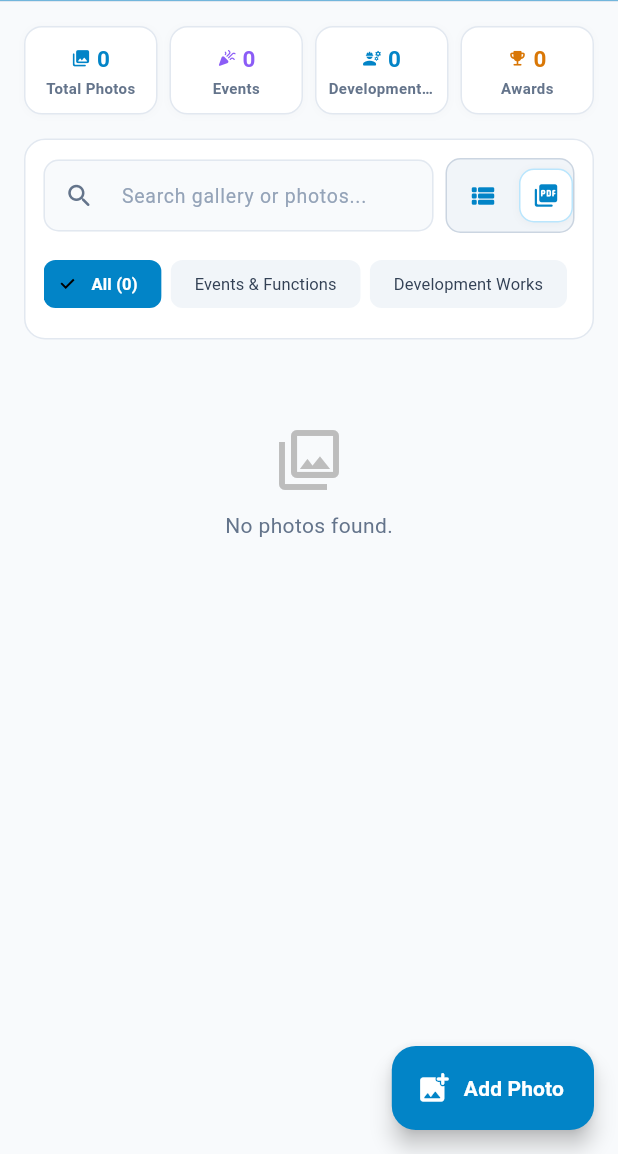
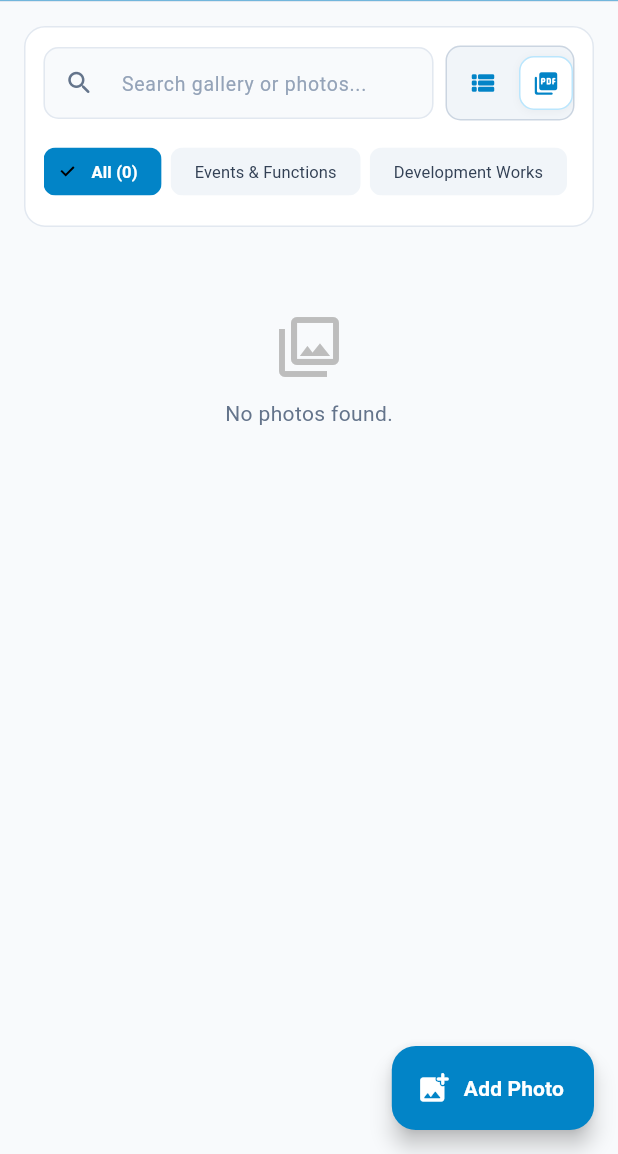
Before and after one commit to SahilParbale/Krishnaniti-App, a Flutter app: the GalleryScreen screen opened directly, on a phone screen of 412 x 824 dp, the part 82-1236 px from its top. Run offline on Flutter 3.47's test engine with Material 3 defaults, Android fonts, the phone set to English and light mode, and no system bars; our stand-ins replace flutter_animate, flutter_riverpod, image_picker, pdf, printing, shared_preferences and 2 more; missing offline and left inert: dart:ui_web; accounts and stored records are empty.

Commit message:
fix(ui): remove 4 kpi stat cards from gallery screen

```diff
--- a/lib/presentation/screens/gallery/gallery_screen.dart
+++ b/lib/presentation/screens/gallery/gallery_screen.dart
@@ -394,11 +394,6 @@ class _GalleryScreenState extends ConsumerState<GalleryScreen> {
   Widget build(BuildContext context) {
     final isMarathi = ref.watch(isMarathiProvider);
     final filtered = _filteredItems;
-    final totalCount = _allGalleryItems.length;
-    final eventsCount = _allGalleryItems.where((i) => i.category == GalleryCategory.event).length;
-    final worksCount = _allGalleryItems.where((i) => i.category == GalleryCategory.work).length;
-    final awardsCount = _allGalleryItems.where((i) => i.category == GalleryCategory.award).length;
-    final campaignsCount = _allGalleryItems.where((i) => i.category == GalleryCategory.campaign).length;
 
     return AnnotatedRegion<SystemUiOverlayStyle>(
       value: const SystemUiOverlayStyle(
@@ -463,11 +458,6 @@ class _GalleryScreenState extends ConsumerState<GalleryScreen> {
                   child: Column(
                     crossAxisAlignment: CrossAxisAlignment.start,
                     children: [
-                      // 4 Executive KPI Stat Cards
-                      _buildKpiSummaryRow(totalCount, eventsCount, worksCount, awardsCount, campaignsCount),
-
-                      const SizedBox(height: 16),
-
                       // Search & Filter Card
                       _buildSearchAndFiltersCard(filtered),
 
@@ -502,70 +492,6 @@ class _GalleryScreenState extends ConsumerState<GalleryScreen> {
             'Add Photo',
             style: TextStyle(fontWeight: FontWeight.bold),
           ),
-        ),
-      ),
-    );
-  }
-
-  Widget _buildKpiSummaryRow(int total, int events, int works, int awards, int campaigns) {
-    return Row(
-      children: [
-        _buildKpiCard('Total Photos', '$total', const Color(0xFF0284C7), Icons.photo_library_rounded),
-        const SizedBox(width: 8),
-        _buildKpiCard('Events', '$events', const Color(0xFF8B5CF6), Icons.celebration_rounded),
-        const SizedBox(width: 8),
-        _buildKpiCard('Development Works', '$works', const Color(0xFF0284C7), Icons.engineering_rounded),
-        const SizedBox(width: 8),
-        _buildKpiCard('Awards', '$awards', const Color(0xFFD97706), Icons.emoji_events_rounded),
-      ],
-    );
-  }
-
-  Widget _buildKpiCard(String title, String value, Color color, IconData icon) {
-    return Expanded(
-      child: Container(
-        padding: const EdgeInsets.symmetric(vertical: 10, horizontal: 8),
-        decoration: BoxDecoration(
-          color: Colors.white,
-          borderRadius: BorderRadius.circular(12),
-          border: Border.all(color: const Color(0xFFE2E8F0)),
-          boxShadow: [
-            BoxShadow(
-              color: Colors.black.withOpacity(0.02),
-              blurRadius: 4,
-              offset: const Offset(0, 1),
-            ),
-          ],
-        ),
-        child: Column(
-          children: [
-            Row(
-              mainAxisAlignment: MainAxisAlignment.center,
-              children: [
-                Icon(icon, size: 13, color: color),
-                const SizedBox(width: 4),
-                Text(
-                  value,
-                  style: TextStyle(
-                    fontSize: 15,
-                    fontWeight: FontWeight.bold,
-                    color: color,
-                  ),
-                ),
-              ],
-            ),
-            const SizedBox(height: 2),
-            Text(
-              title,
-              style: const TextStyle(
-                fontSize: 10,
-                color: Color(0xFF64748B),
-                fontWeight: FontWeight.w600,
-              ),
-              maxLines: 1,
-              overflow: TextOverflow.ellipsis,
-            ),
-          ],
         ),
       ),
     );
```
